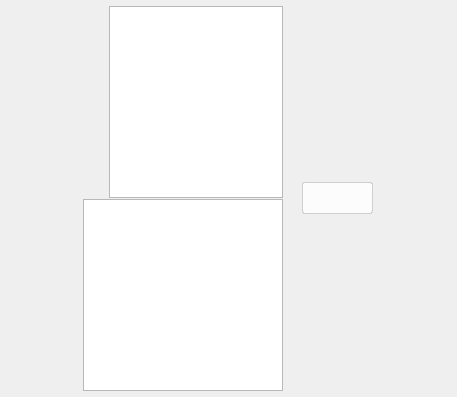
First picture: the form in src/MEGASync/stalled_issues/gui/linux/StalledIssueHeader.ui, repository meganz/MEGAsync, before the edit.
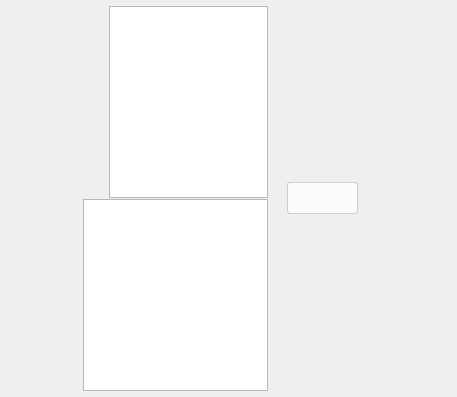
Second picture: the form after the edit. Icons and pictures are not drawn. Custom widgets are drawn as their Qt base class.

Commit message: Added state tags

```diff
--- a/src/MEGASync/stalled_issues/gui/linux/StalledIssueHeader.ui
+++ b/src/MEGASync/stalled_issues/gui/linux/StalledIssueHeader.ui
@@ -333,8 +333,40 @@
      <property name="styleSheet">
       <string notr="true">#actionMessage
 {
-   font-size:14px;
-   color: #333333;
+   font-size:12px;
+}
+
+#actionMessageContainer[state=&quot;being solved&quot;]
+{
+	background-color: #F3F4F4;
+	border-radius: 4px;
+}
+
+#actionMessageContainer[state=&quot;being solved&quot;] QLabel
+{
+    color: #616366;
+}
+
+#actionMessageContainer[state=&quot;solved&quot;]
+{
+	background-color: #CFFCDB;
+	border-radius: 4px;
+}
+
+#actionMessageContainer[state=&quot;solved&quot;] QLabel
+{
+    color: #007C3E;
+}
+
+#actionMessageContainer[state=&quot;failed&quot;]
+{
+	background-color: #FFE4E8;
+	border-radius: 4px;
+}
+
+#actionMessageContainer[state=&quot;failed&quot;] QLabel
+{
+	color: #E31B57;
 }</string>
      </property>
      <layout class="QHBoxLayout" name="horizontalLayout_4">
@@ -385,18 +417,30 @@
       </item>
       <item>
        <widget class="QWidget" name="actionMessageContainer" native="true">
+        <property name="minimumSize">
+         <size>
+          <width>0</width>
+          <height>24</height>
+         </size>
+        </property>
+        <property name="maximumSize">
+         <size>
+          <width>16777215</width>
+          <height>24</height>
+         </size>
+        </property>
         <layout class="QHBoxLayout" name="horizontalLayout_5">
          <property name="spacing">
-          <number>2</number>
+          <number>5</number>
          </property>
          <property name="leftMargin">
-          <number>0</number>
+          <number>5</number>
          </property>
          <property name="topMargin">
           <number>0</number>
          </property>
          <property name="rightMargin">
-          <number>0</number>
+          <number>5</number>
          </property>
          <property name="bottomMargin">
           <number>0</number>
```
The commit also changes 24 other files.
